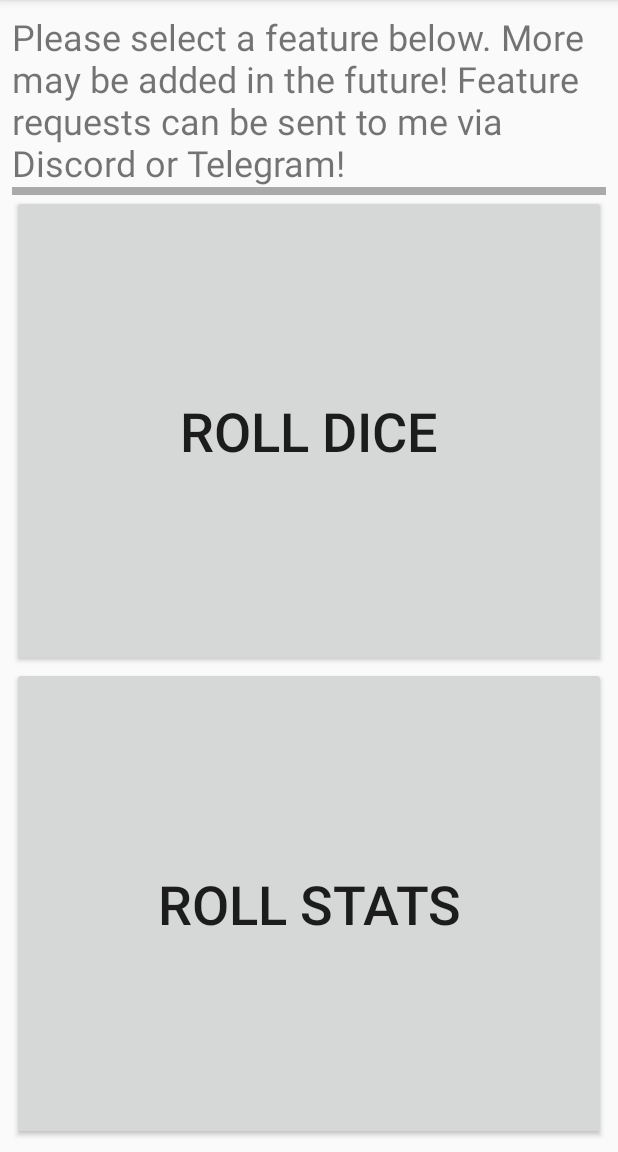
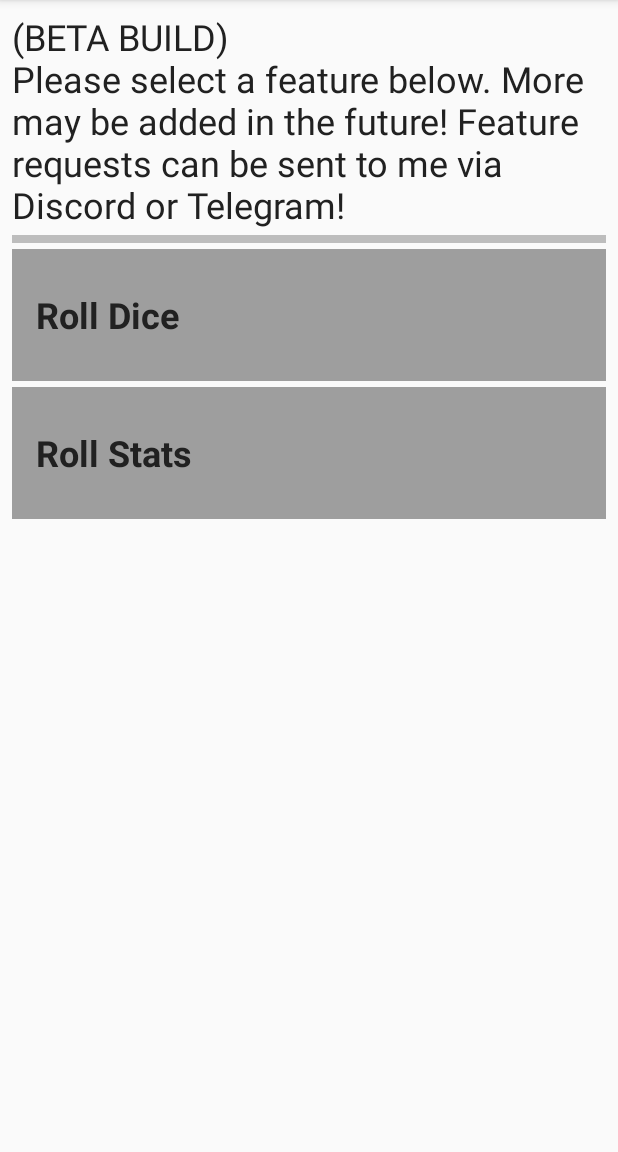
Before and after one commit to thethirdmage/SelsDiceRoller, an Android app: the screen it shows after launch (MainActivity), on a phone screen of 412 x 824 dp, the part 84-1236 px from its top. Run offline under Robolectric (Android 15) with nearby library versions, the phone set to English and light mode, and no system bars.

Commit message:
style: Change UI

```diff
--- a/app/src/main/java/com/selsapps/selsdiceroller/MainActivity.java
+++ b/app/src/main/java/com/selsapps/selsdiceroller/MainActivity.java
@@ -1,9 +1,11 @@
 package com.selsapps.selsdiceroller;
 
+import android.app.Activity;
 import android.content.Intent;
 import android.support.v7.app.AppCompatActivity;
 import android.os.Bundle;
 import android.view.View;
+import android.widget.TextView;
 
 public class MainActivity extends AppCompatActivity {
 
@@ -11,15 +13,25 @@ public class MainActivity extends AppCompatActivity {
     protected void onCreate(Bundle savedInstanceState) {
         super.onCreate(savedInstanceState);
         setContentView(R.layout.activity_main);
+
+        TextView rollDice = findViewById(R.id.pickDice);
+        TextView rollStats = findViewById(R.id.pickStats);
+
+        rollDice.setOnClickListener(new View.OnClickListener() {
+            @Override
+            public void onClick(View view) {
+                Intent diceIntent = new Intent(MainActivity.this, RollActivity.class);
+                startActivity(diceIntent);
+            }
+        });
+
+        rollStats.setOnClickListener(new View.OnClickListener() {
+            @Override
+            public void onClick(View view) {
+                Intent statsIntent = new Intent(MainActivity.this, StatsActivity.class);
+                startActivity(statsIntent);
+            }
+        });
     }
 
-    public void goToDice (View view) {
-        Intent toDiceIntent = new Intent(this, RollActivity.class);
-        startActivity(toDiceIntent);
-    }
-
-    public void goToStats (View view) {
-        Intent toStatsIntent = new Intent(this, StatsActivity.class);
-        startActivity(toStatsIntent);
-    }
 }
--- a/app/src/main/res/layout/activity_main.xml
+++ b/app/src/main/res/layout/activity_main.xml
@@ -11,28 +11,25 @@
         android:layout_width="match_parent"
         android:layout_height="wrap_content"
         android:text="@string/welcome"
-        android:textSize="24sp" />
+        android:textSize="24sp"
+        android:textColor="@color/textPrimary"/>
 
     <View
         android:layout_width="match_parent"
         android:layout_height="5dp"
-        android:background="@android:color/darker_gray"/>
+        android:background="@color/divider"
+        android:layout_marginTop="4dp"
+        android:layout_marginBottom="4dp"/>
 
-    <Button
-        android:layout_width="match_parent"
-        android:layout_height="0dp"
-        android:layout_weight="1"
+    <TextView
+        style="@style/FeatureStyle"
         android:text="@string/rollDice"
-        android:textSize="36sp"
         android:id="@+id/pickDice"
-        android:onClick="goToDice"/>
+        android:background="@color/colorAccent" />
 
-    <Button
-        android:layout_width="match_parent"
-        android:layout_height="0dp"
-        android:layout_weight="1"
+    <TextView
+        style="@style/FeatureStyle"
         android:text="@string/rollStats"
-        android:textSize="36sp"
         android:id="@+id/pickStats"
-        android:onClick="goToStats"/>
+        android:background="@color/colorAccent" />
 </LinearLayout>
--- a/app/src/main/res/values/colors.xml
+++ b/app/src/main/res/values/colors.xml
@@ -1,6 +1,11 @@
 <?xml version="1.0" encoding="utf-8"?>
 <resources>
-    <color name="colorPrimary">#3F51B5</color>
-    <color name="colorPrimaryDark">#303F9F</color>
-    <color name="colorAccent">#FF4081</color>
+    <color name="colorPrimary">#9C27B0</color>
+    <color name="colorPrimaryLight">#E1BEE7</color>
+    <color name="colorPrimaryDark">#7B1FA2</color>
+    <color name="colorAccent">#9E9E9E</color>
+    <color name="textPrimary">#212121</color>
+    <color name="textSecondary">#757575</color>
+    <color name="divider">#BDBDBD</color>
+    <color name="textAndIcons">#FFFFFF</color>
 </resources>
--- a/app/src/main/res/values/strings.xml
+++ b/app/src/main/res/values/strings.xml
@@ -19,7 +19,7 @@
     <string name="numOfDice">Number of dice</string>
     <string name="defaultDiceDisp">1d20</string>
     <string name="defaultResultDisp">0</string>
-    <string name="welcome">Please select a feature below.  More may be added in the future!  Feature requests can be sent to me via Discord or Telegram!</string>
+    <string name="welcome"> (BETA BUILD) \nPlease select a feature below.  More may be added in the future!  Feature requests can be sent to me via Discord or Telegram!</string>
     <string name="rollDice">Roll Dice</string>
     <string name="rollStats">Roll Stats</string>
     <string name="loremIpsum">Lorem ipsum dolor sit amet.</string>
--- a/app/src/main/res/values/styles.xml
+++ b/app/src/main/res/values/styles.xml
@@ -8,4 +8,16 @@
         <item name="colorAccent">#7C4DFF</item>
     </style>
 
+    <style name="FeatureStyle">
+        <item name="android:layout_width">match_parent</item>
+        <item name="android:layout_height">88dp</item>
+        <item name="android:gravity">center_vertical</item>
+        <item name="android:padding">16dp</item>
+        <item name="android:textColor">@color/textPrimary</item>
+        <item name="android:textStyle">bold</item>
+        <item name="android:textSize">24sp</item>
+        <item name="android:textAppearance">?android:textAppearanceMedium</item>
+        <item name="android:layout_marginBottom">4dp</item>
+    </style>
+
 </resources>
```
Also changed, not shown: app/src/main/res/layout/activity_roll.xml (+8 -6 lines), app/src/main/res/layout/activity_stats.xml (+6 -4 lines).
